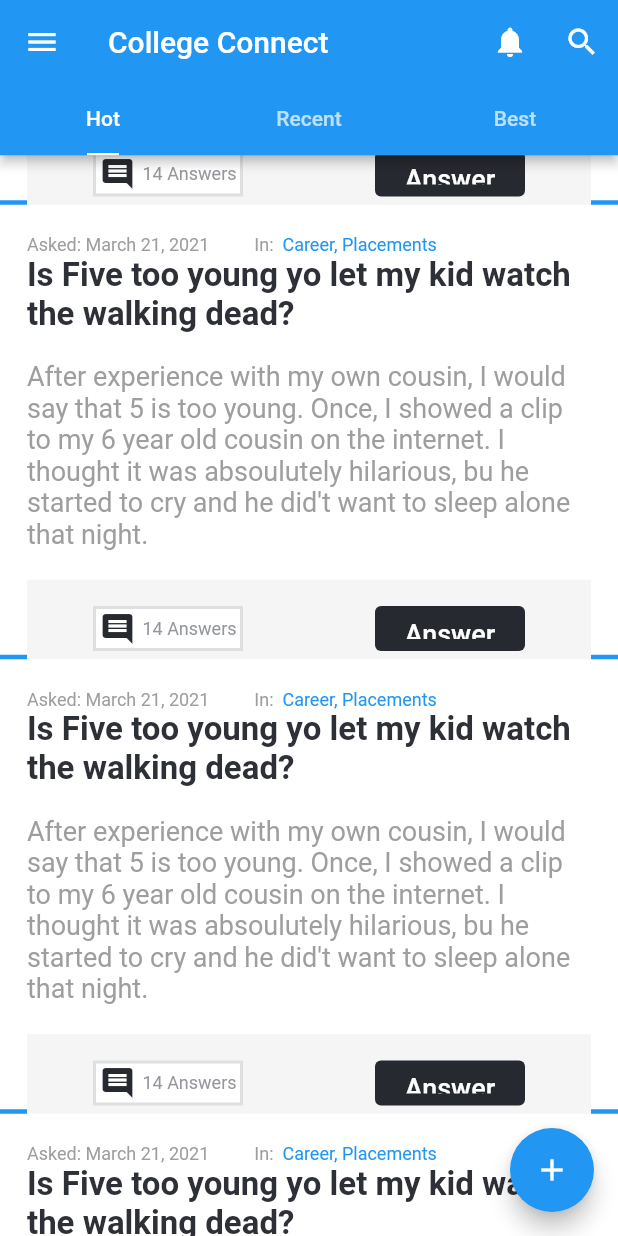
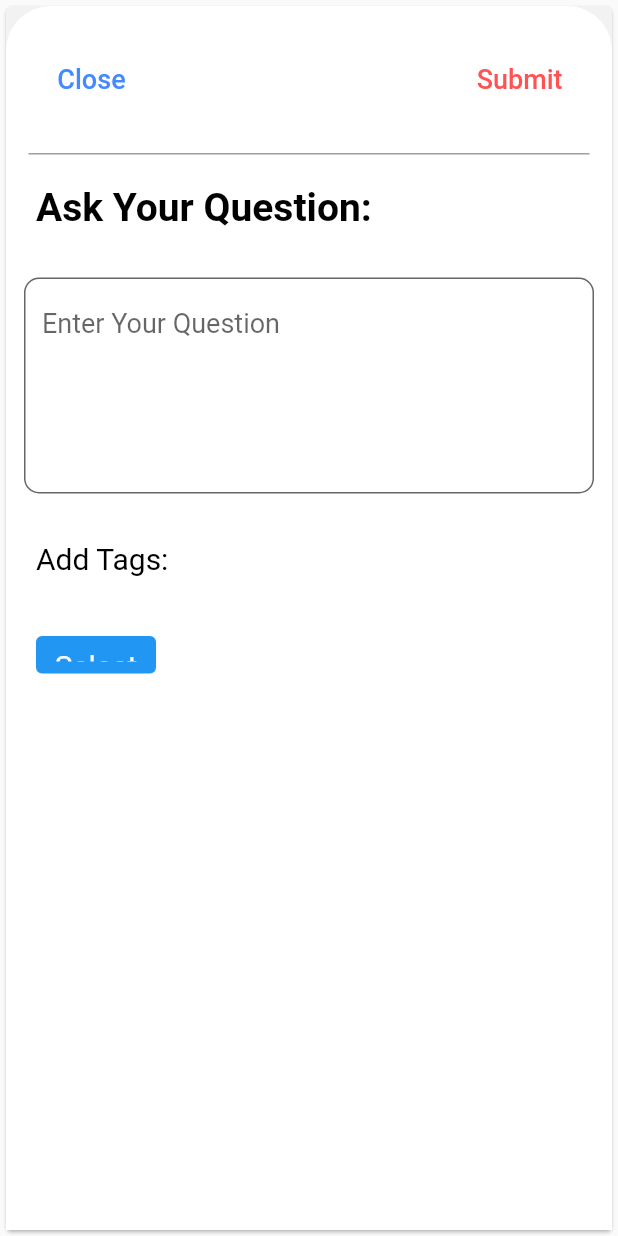
Before and after one commit to shreyashganvir77/webPageFlutter, a Flutter app: the screen it shows after launch, scrolled down 576 dp, after a tap on the "add" icon, on a phone screen of 412 x 824 dp. Run offline on Flutter 3.47's test engine with Material 2 defaults, Android fonts, the phone set to English and light mode, and no system bars; our stand-ins replace font_awesome_flutter, google_fonts.

Commit message:
added qeustion screen

```diff
--- a/lib/screens/mobileView.dart
+++ b/lib/screens/mobileView.dart
@@ -1,8 +1,10 @@
 import 'package:flutter/material.dart';
 import 'package:google_fonts/google_fonts.dart';
+import 'package:testapp/widgets/addQuestion.dart';
 import 'package:testapp/widgets/customDrawer.dart';
 
 class MobileView extends StatelessWidget {
+
   @override
   Widget build(BuildContext context) {
     return DefaultTabController(
@@ -10,7 +12,14 @@
       initialIndex: 0,
       child: Scaffold(
         floatingActionButton: FloatingActionButton(
-          onPressed: () {},
+          onPressed: () {
+            Navigator.push(
+              context,
+              MaterialPageRoute(
+                builder: (context) => AddQuestionMobile(),
+              ),
+            );
+          },
           backgroundColor: Colors.blue,
           child: Icon(Icons.add),
         ),
@@ -46,7 +55,7 @@
             ],
           ),
           elevation: 3.0,
-          backgroundColor: Colors.blue,
+          backgroundColor: Colors.black,
           title: Text(
             'College Connect',
             style: GoogleFonts.roboto(
@@ -56,7 +65,7 @@
           ),
         ),
         drawer: CustomDrawer(),
-        backgroundColor: Colors.blue,
+        backgroundColor: Color(0xFFF2F2F2),
         body: TabBarView(
           children: [
             Expanded(
--- a/lib/util/tags.dart
+++ b/lib/util/tags.dart
@@ -78,13 +78,13 @@
 
 List<List> tags = [accomodation, infra, dept, career, skills, enjoyment, exam];
 List<String> tagNames = [
-  "Accommodation",
-  "Infrastructure",
-  "Department",
-  "Career",
-  "Skills",
-  "Enjoyment",
-  "Exams",
+  "Accommodation:",
+  "Infrastructure:",
+  "Department:",
+  "Career:",
+  "Skills:",
+  "Enjoyment:",
+  "Exams:",
 ];
 List<List> tagsAns = [
   checkAcco,
--- /dev/null
+++ b/lib/widgets/addQuestion.dart
@@ -0,0 +1,179 @@
+import 'package:flutter/material.dart';
+import 'package:google_fonts/google_fonts.dart';
+import 'package:testapp/util/tags.dart';
+import 'package:testapp/widgets/multiSelect.dart';
+
+class AddQuestionMobile extends StatelessWidget {
+  final List<String> dialogResult = [];
+  @override
+  Widget build(BuildContext context) {
+    return Scaffold(
+      body: Card(
+        color: Color(0xFFF2F2F2),
+        child: Container(
+          height: MediaQuery.of(context).size.height,
+          width: MediaQuery.of(context).size.width,
+          decoration: BoxDecoration(
+            color: Colors.white,
+            borderRadius: BorderRadius.vertical(
+              top: Radius.circular(30.0),
+            ),
+          ),
+          child: Column(
+            crossAxisAlignment: CrossAxisAlignment.start,
+            children: [
+              Row(
+                mainAxisAlignment: MainAxisAlignment.spaceBetween,
+                children: [
+                  Padding(
+                    padding: const EdgeInsets.all(25.0),
+                    child: TextButton(
+                      onPressed: () {
+                        Navigator.pop(context);
+                      },
+                      child: Text(
+                        'Close',
+                        style: GoogleFonts.roboto(
+                            fontSize: 18.0, color: Colors.blueAccent),
+                      ),
+                    ),
+                  ),
+                  Padding(
+                    padding: const EdgeInsets.all(25.0),
+                    child: TextButton(
+                      onPressed: () {},
+                      child: Text(
+                        'Submit',
+                        style: GoogleFonts.roboto(
+                          fontSize: 18.0,
+                          color: Colors.redAccent,
+                        ),
+                      ),
+                    ),
+                  ),
+                ],
+              ),
+              Padding(
+                padding: const EdgeInsets.symmetric(horizontal: 15.0),
+                child: Container(
+                  height: 1.0,
+                  color: Colors.grey,
+                  width: MediaQuery.of(context).size.width,
+                ),
+              ),
+              Padding(
+                padding: const EdgeInsets.symmetric(
+                    horizontal: 20.0, vertical: 20.0),
+                child: Text(
+                  'Ask Your Question: ',
+                  style: GoogleFonts.roboto(
+                    color: Colors.black,
+                    fontWeight: FontWeight.bold,
+                    fontSize: 26.0,
+                  ),
+                ),
+              ),
+              Container(
+                margin: EdgeInsets.all(12),
+                height: 6 * 24.0,
+                child: TextField(
+                  maxLines: 6,
+                  cursorHeight: 19.0,
+                  cursorColor: Colors.grey,
+                  style: GoogleFonts.roboto(
+                    fontSize: 18.0,
+                    color: Colors.black,
+                    fontWeight: FontWeight.w400,
+                  ),
+                  decoration: InputDecoration(
+                    hintText: "Enter Your Question",
+                    fillColor: Colors.white,
+                    filled: true,
+                    border: OutlineInputBorder(
+                      borderRadius: BorderRadius.circular(10.0),
+                      borderSide: BorderSide(color: Colors.grey),
+                    ),
+                    focusedBorder: OutlineInputBorder(
+                      borderRadius: BorderRadius.circular(10.0),
+                      borderSide: BorderSide(color: Colors.grey),
+                    ),
+                  ),
+                ),
+              ),
+              Padding(
+                padding: const EdgeInsets.all(20.0),
+                child: Text(
+                  'Add Tags: ',
+                  style: GoogleFonts.roboto(
+                    fontSize: 20.0,
+                    fontWeight: FontWeight.w400,
+                    color: Colors.black,
+                  ),
+                ),
+              ),
+              Padding(
+                padding: const EdgeInsets.all(20.0),
+                child: SizedBox(
+                  width: 80.0,
+                  height: 25.0,
+                  child: TextButton(
+                    style: ButtonStyle(
+                      backgroundColor: MaterialStateProperty.all(Colors.blue),
+                    ),
+                    onPressed: () {
+                      showDialog(
+                        context: context,
+                        builder: (BuildContext context) => AlertDialog(
+                          title: Text('Select Tags'),
+                          content: Container(
+                            height: 400.0,
+                            width: 300.0,
+                            child: ListView(
+                              shrinkWrap: true,
+                              children: [
+                                for (int i = 0; i < tags.length; i++)
+                                  MultiSelect(
+                                    index: i,
+                                    itemAns: tagsAns[i],
+                                    items: tags[i],
+                                  ),
+                              ],
+                            ),
+                          ),
+                          actions: [
+                            TextButton(
+                              onPressed: () {
+                                result.clear();
+                                Navigator.of(context, rootNavigator: true)
+                                    .pop();
+                              },
+                              child: Text('Cancel'),
+                            ),
+                            TextButton(
+                              onPressed: () {
+                                print(result);
+                              },
+                              child: Text('Apply'),
+                            ),
+                          ],
+                        ),
+                      );
+                    },
+                    child: Text(
+                      'Select',
+                      style: GoogleFonts.roboto(
+                        fontSize: 20.0,
+                        fontWeight: FontWeight.w400,
+                        color: Colors.white,
+                      ),
+                    ),
+                  ),
+                ),
+              )
+            ],
+          ),
+        ),
+      ),
+    );
+  }
+}
--- a/lib/widgets/multiSelect.dart
+++ b/lib/widgets/multiSelect.dart
@@ -31,7 +31,7 @@
             tagNames[index],
             style: GoogleFonts.roboto(
               fontSize: 18.0,
-              fontWeight: FontWeight.normal,
+              fontWeight: FontWeight.bold,
               color: Colors.black,
             ),
           ),
```
